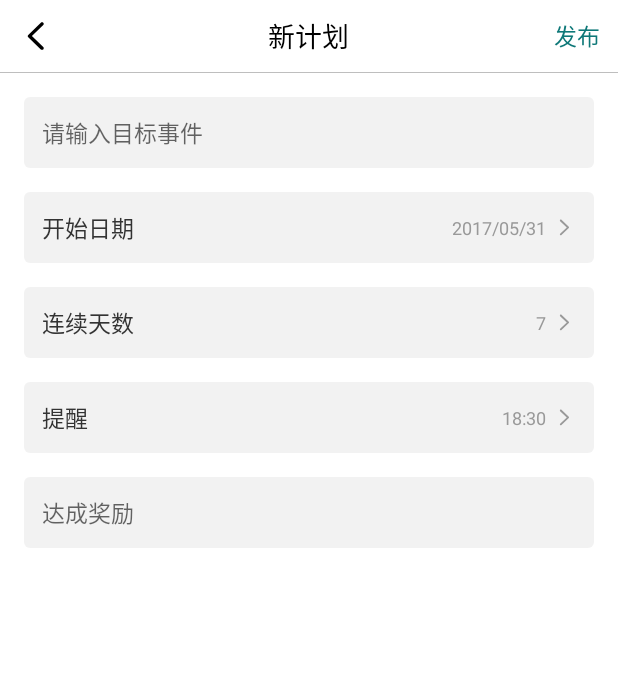
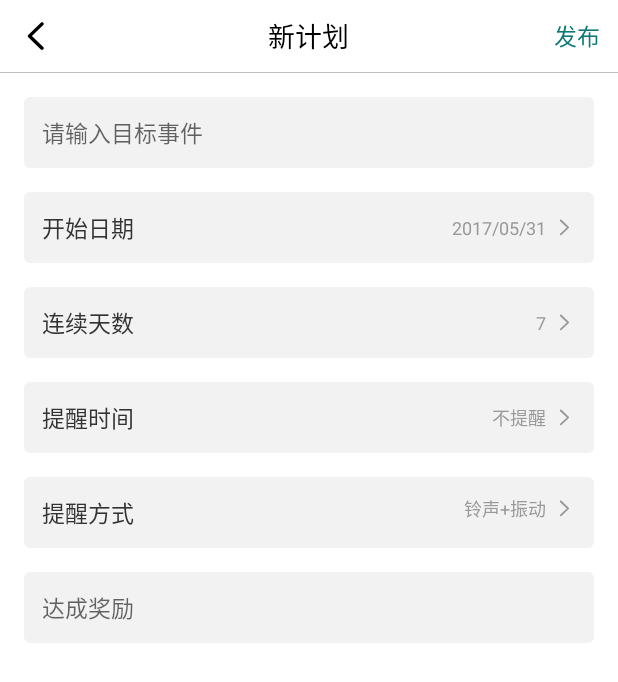
Before and after one commit to KingJA/TrainingDay, an Android app: the AddPlanActivity screen opened directly, with no data from a screen before it, on a phone screen of 412 x 824 dp. Shown: the top 682 px of the screen. Run offline under Robolectric (Android 15) with nearby library versions, the phone set to English and light mode, and no system bars; our stand-ins replace ButterKnife; libraries missing offline, so code that uses them is left out: com.squareup.leakcanary.

```diff
--- a/app/src/main/java/com/kingja/trainingday/util/TimeUtil.java
+++ b/app/src/main/java/com/kingja/trainingday/util/TimeUtil.java
@@ -87,4 +87,5 @@ public class TimeUtil {
         }
         return dates;
     }
+
 }
--- a/app/src/main/res/layout/activity_add_plan.xml
+++ b/app/src/main/res/layout/activity_add_plan.xml
@@ -88,6 +88,7 @@
     </LinearLayout>
 
     <LinearLayout
+        android:id="@+id/ll_remindTime"
         android:layout_width="match_parent"
         android:layout_height="wrap_content"
         android:layout_marginTop="16dp"
@@ -100,7 +101,7 @@
             android:layout_width="0dp"
             android:layout_height="wrap_content"
             android:layout_weight="1"
-            android:text="提醒"/>
+            android:text="提醒时间"/>
 
         <LinearLayout
             android:layout_width="wrap_content"
@@ -112,7 +113,7 @@
                 android:layout_width="wrap_content"
                 android:layout_height="wrap_content"
                 android:layout_marginRight="4dp"
-                android:text="18:30"/>
+                android:text="不提醒"/>
 
             <ImageView
                 android:layout_width="16dp"
@@ -122,11 +123,51 @@
 
     </LinearLayout>
 
+    <LinearLayout
+        android:paddingTop="16dp"
+        android:id="@+id/ll_remindType"
+        android:layout_width="match_parent"
+        android:layout_height="wrap_content"
+        android:gravity="center_vertical">
+        <LinearLayout
+            android:padding="12dp"
+            android:background="@drawable/shape_edit"
+            android:layout_width="match_parent"
+            android:layout_height="wrap_content">
+
+
+        <TextView
+            style="@style/font_3_15"
+            android:layout_width="0dp"
+            android:layout_height="wrap_content"
+            android:layout_weight="1"
+            android:text="提醒方式"/>
+
+        <LinearLayout
+            android:layout_width="wrap_content"
+            android:layout_height="wrap_content"
+            android:gravity="center_vertical">
+
+            <TextView
+                style="@style/font_9_12"
+                android:layout_width="wrap_content"
+                android:layout_height="wrap_content"
+                android:layout_marginRight="4dp"
+                android:text="铃声+振动"/>
+
+            <ImageView
+                android:layout_width="16dp"
+                android:layout_height="16dp"
+                android:background="@drawable/svg_right"/>
+        </LinearLayout>
+        </LinearLayout>
+    </LinearLayout>
+
     <EditText
+        android:layout_marginTop="16dp"
         android:id="@+id/et_gift"
         android:layout_width="match_parent"
         android:layout_height="wrap_content"
-        android:layout_marginTop="16dp"
         android:background="@drawable/shape_edit"
         android:hint="达成奖励"
         android:padding="12dp"
```
Also changed, not shown: app/src/main/java/com/kingja/trainingday/activity/AddPlanActivity.java (+57 -0 lines).
